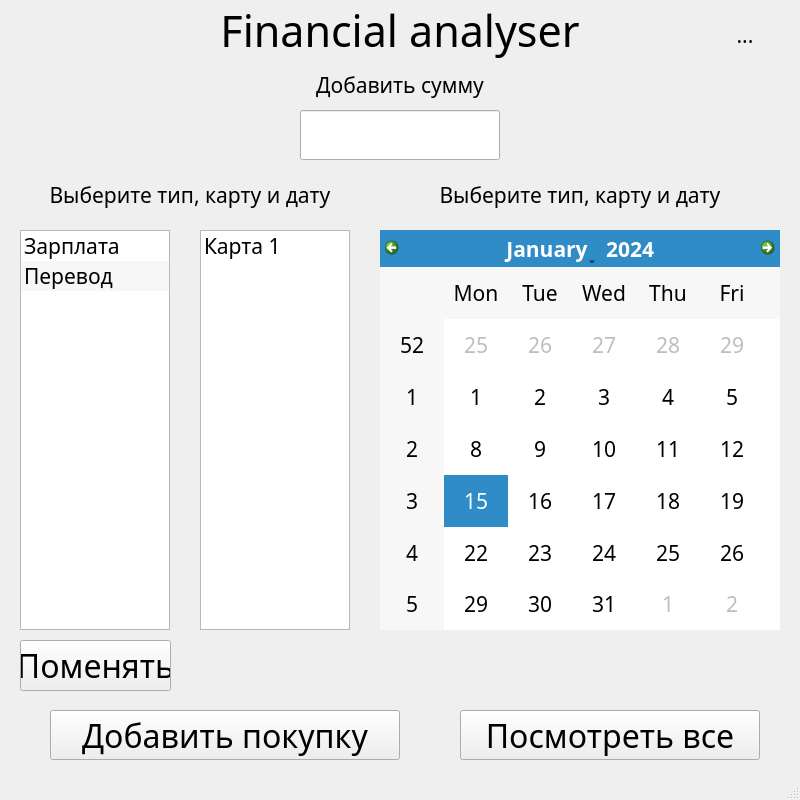
The window that interf_both.ui (artparve/FPFinance) describes before a commit, drawn with Qt 5.
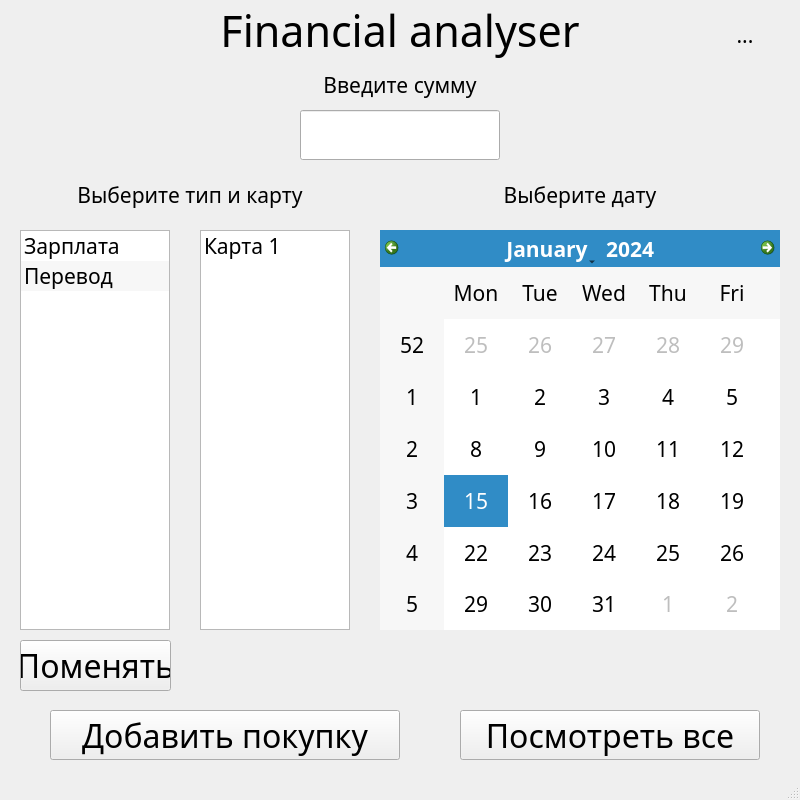
The same window after the commit. Icons and pictures are not drawn.

```diff
--- a/interf_both.ui
+++ b/interf_both.ui
@@ -74,7 +74,7 @@
      </font>
     </property>
     <property name="text">
-     <string>Добавить сумму</string>
+     <string>Введите сумму</string>
     </property>
     <property name="alignment">
      <set>Qt::AlignCenter</set>
@@ -95,7 +95,7 @@
      </font>
     </property>
     <property name="text">
-     <string>Выберите тип, карту и дату</string>
+     <string>Выберите тип и карту</string>
     </property>
     <property name="alignment">
      <set>Qt::AlignCenter</set>
@@ -411,7 +411,7 @@
      </font>
     </property>
     <property name="text">
-     <string>Выберите тип, карту и дату</string>
+     <string>Выберите дату</string>
     </property>
     <property name="alignment">
      <set>Qt::AlignCenter</set>
```
